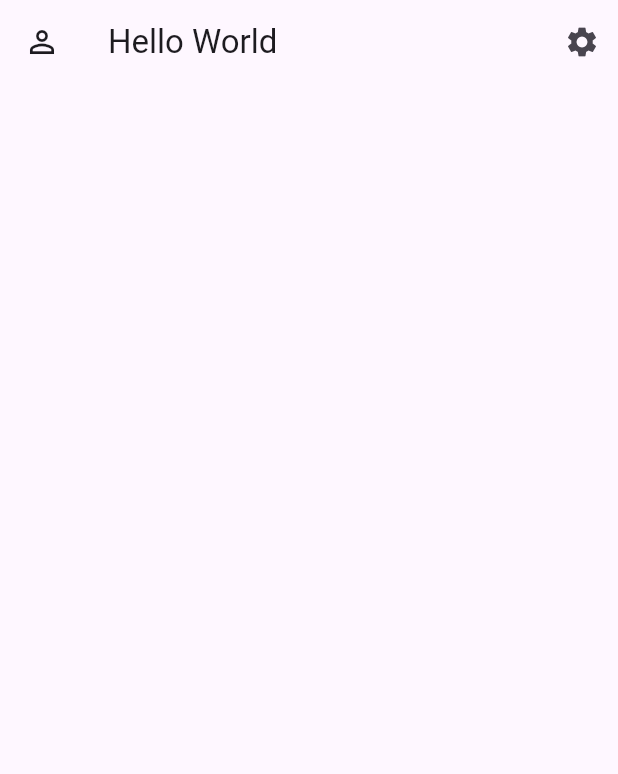
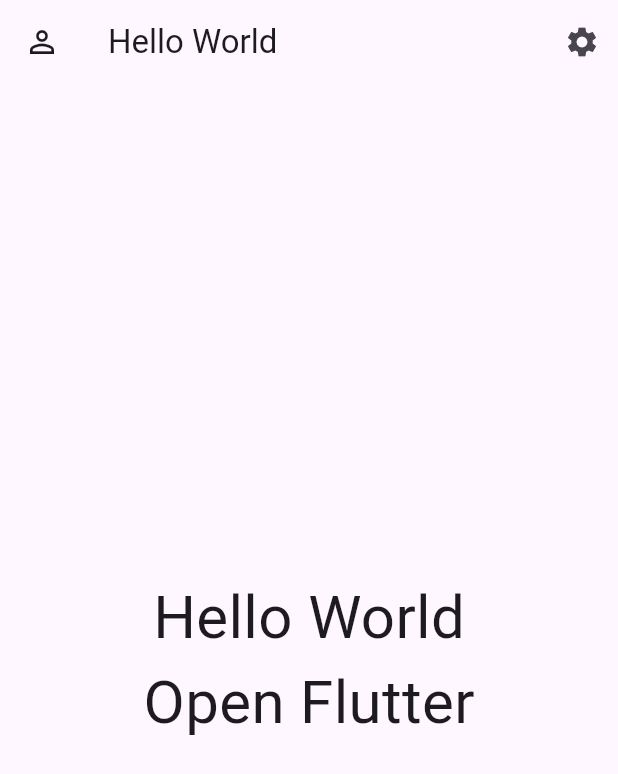
Before and after one commit to minlwin/open-flutter-202409, a Flutter app: the screen it shows after launch, on a phone screen of 412 x 824 dp. Shown: the top 774 px of the screen. Run offline on Flutter 3.47's test engine with Material 3 defaults, Android fonts, the phone set to English and light mode, and no system bars.

Commit message:
Update Helloworld App

```diff
--- a/1_widgets/ep01_helloworld/lib/views/hello_world.dart
+++ b/1_widgets/ep01_helloworld/lib/views/hello_world.dart
@@ -5,20 +5,45 @@
 
   @override
   Widget build(BuildContext context) {
-    return MaterialApp(
-      title: "Hello World",
-      debugShowCheckedModeBanner: false,
-      home: Scaffold(
+    return Scaffold(
       appBar: AppBar(
         title: const Text("Hello World"),
         leading: const Icon(Icons.person_outline),
         actions: [
           IconButton(
-              onPressed: () {},
+            onPressed: () {
+              ScaffoldMessenger.of(context).showSnackBar(
+                  const SnackBar(content: Text("Pressing Setting Action")));
+            },
             icon: const Icon(Icons.settings),
           ),
         ],
       ),
+      body: const HelloWorldBody(),
+    );
+  }
+}
+
+class HelloWorldBody extends StatelessWidget {
+  const HelloWorldBody({super.key});
+
+  @override
+  Widget build(BuildContext context) {
+    return const SizedBox(
+      width: double.infinity,
+      child: Column(
+        mainAxisAlignment: MainAxisAlignment.center,
+        crossAxisAlignment: CrossAxisAlignment.center,
+        children: [
+          Text(
+            "Hello World",
+            style: TextStyle(fontSize: 40),
+          ),
+          Text(
+            "Open Flutter",
+            style: TextStyle(fontSize: 40),
+          ),
+        ],
       ),
     );
   }
```
Also changed, not shown: 1_widgets/ep01_helloworld/lib/main.dart (+6 -1 lines), 1 other file. Lines whose indentation alone changed are shown as unchanged.
